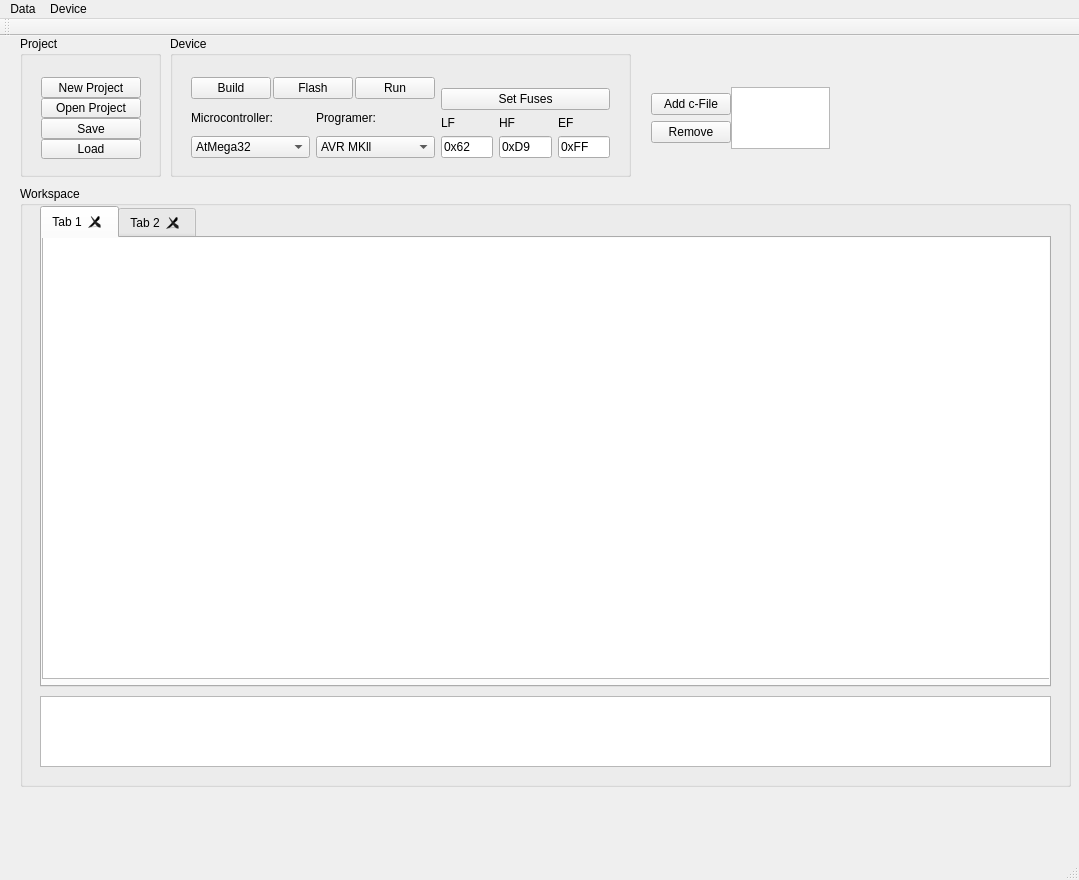
Old version of the form mainwindow.ui in the repository Barcley1990/QtAVR.
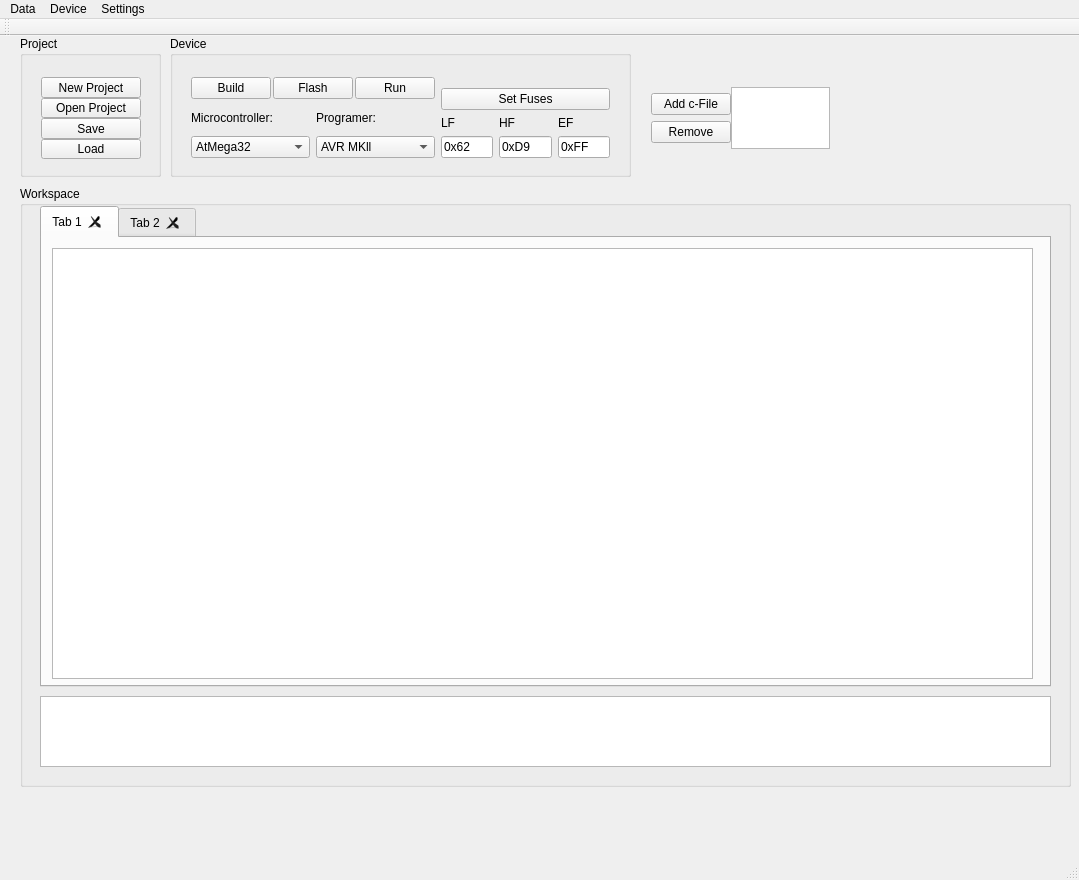
New version of the form.

Commit message: create new file and save content

Patch:
```diff
--- a/mainwindow.ui
+++ b/mainwindow.ui
@@ -86,13 +86,13 @@
       <attribute name="title">
        <string>Tab 1</string>
       </attribute>
-      <widget class="QTextBrowser" name="tbEditor">
+      <widget class="QTextEdit" name="tbEditor">
        <property name="geometry">
         <rect>
-         <x>0</x>
-         <y>-10</y>
-         <width>1031</width>
-         <height>451</height>
+         <x>10</x>
+         <y>10</y>
+         <width>981</width>
+         <height>431</height>
         </rect>
        </property>
        <property name="textInteractionFlags">
@@ -406,7 +406,7 @@
      </layout>
     </widget>
    </widget>
-   <widget class="QWidget" name="">
+   <widget class="QWidget" name="layoutWidget">
     <property name="geometry">
      <rect>
       <x>0</x>
@@ -430,7 +430,7 @@
      <enum>Qt::Vertical</enum>
     </property>
    </widget>
-   <widget class="QWidget" name="">
+   <widget class="QWidget" name="layoutWidget">
     <property name="geometry">
      <rect>
       <x>0</x>
@@ -454,7 +454,7 @@
      <enum>Qt::Horizontal</enum>
     </property>
    </widget>
-   <widget class="QWidget" name="">
+   <widget class="QWidget" name="layoutWidget">
     <property name="geometry">
      <rect>
       <x>20</x>
@@ -480,7 +480,7 @@
      </item>
     </layout>
    </widget>
-   <widget class="QWidget" name="">
+   <widget class="QWidget" name="layoutWidget">
     <property name="geometry">
      <rect>
       <x>640</x>
@@ -607,8 +607,14 @@
     <addaction name="actionRun"/>
     <addaction name="actionFuses"/>
    </widget>
+   <widget class="QMenu" name="menuSettings">
+    <property name="title">
+     <string>Settings</string>
+    </property>
+   </widget>
    <addaction name="menuData"/>
    <addaction name="menuDevice"/>
+   <addaction name="menuSettings"/>
   </widget>
   <widget class="QToolBar" name="mainToolBar">
    <attribute name="toolBarArea">
```
Left out of the diff: 57 changed lines with no effect on the pictures. The commit also changes 2 other files.
